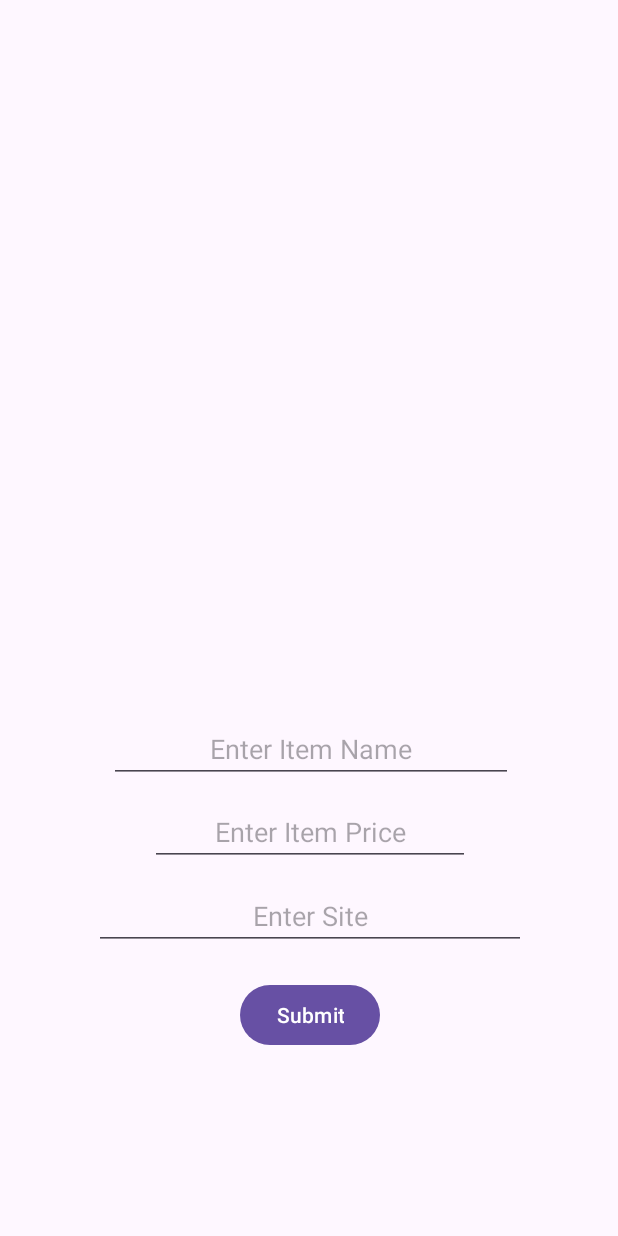
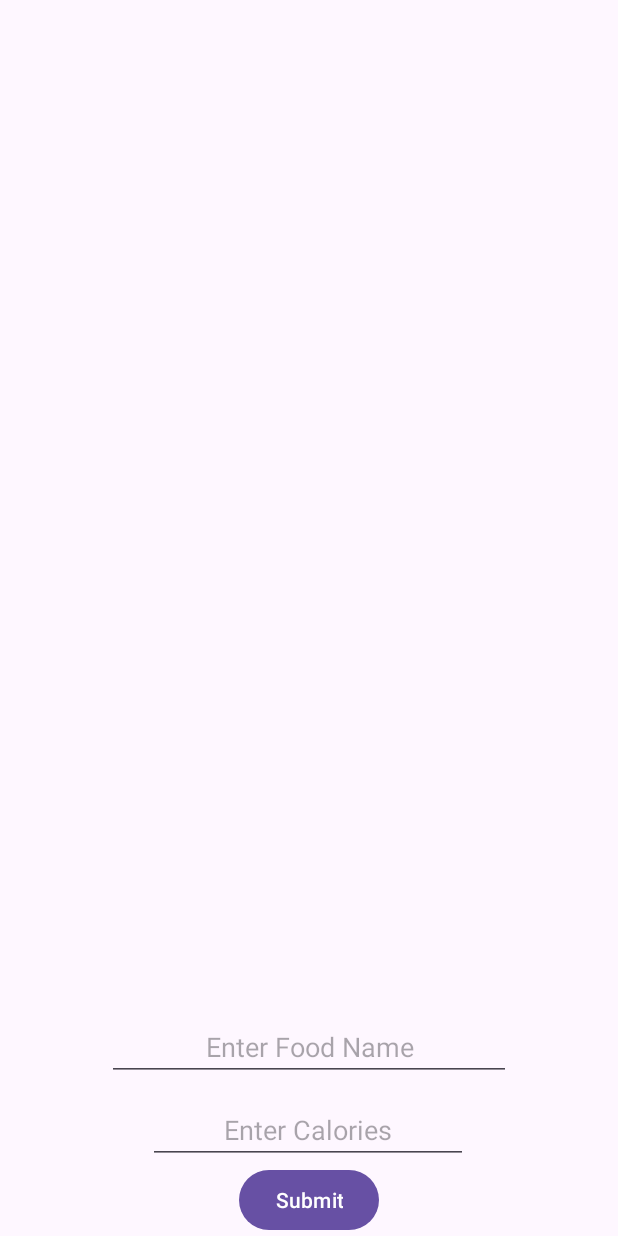
Before and after one commit to DanSmith-glitch/and102BitFit, an Android app: the screen it shows after launch (MainActivity), on a phone screen of 412 x 824 dp. Run offline under Robolectric (Android 15) with nearby library versions, the phone set to English and light mode, and no system bars; our stand-ins replace Room's generated code.

Commit message:
New project files

```diff
--- a/app/src/main/AndroidManifest.xml
+++ b/app/src/main/AndroidManifest.xml
@@ -3,6 +3,7 @@
     xmlns:tools="http://schemas.android.com/tools">
 
     <application
+        android:name=".TrackerApplication"
         android:allowBackup="true"
         android:dataExtractionRules="@xml/data_extraction_rules"
         android:fullBackupContent="@xml/backup_rules"
--- /dev/null
+++ b/app/src/main/java/com/example/wishlisttoo/AppDatabase.kt
@@ -0,0 +1,29 @@
+package com.example.wishlisttoo
+
+import android.content.Context
+import androidx.room.Database
+import androidx.room.Room
+import androidx.room.RoomDatabase
+
+@Database(entities = [TrackerEntity::class], version = 1)
+abstract class AppDatabase : RoomDatabase() {
+
+    abstract fun trackerDao(): TrackerDao
+
+    companion object {
+
+        @Volatile
+        private var INSTANCE: AppDatabase? = null
+
+        fun getInstance(context: Context): AppDatabase =
+            INSTANCE ?: synchronized(this) {
+                INSTANCE ?: buildDatabase(context).also { INSTANCE = it }
+            }
+
+        private fun buildDatabase(context: Context) =
+            Room.databaseBuilder(
+                context.applicationContext,
+                AppDatabase::class.java, "TrackerJacker-db"
+            ).build()
+    }
+}
--- /dev/null
+++ b/app/src/main/java/com/example/wishlisttoo/DisplayTracker.kt
@@ -0,0 +1,6 @@
+package com.example.wishlisttoo
+
+data class DisplayTracker(
+    val itemname: String?,
+    val itemcals: String?
+) : java.io.Serializable
--- a/app/src/main/java/com/example/wishlisttoo/MainActivity.kt
+++ b/app/src/main/java/com/example/wishlisttoo/MainActivity.kt
@@ -1,18 +1,24 @@
 package com.example.wishlisttoo
 
 import android.os.Bundle
+import android.util.Log
 import android.widget.Button
 import android.widget.EditText
 import androidx.activity.enableEdgeToEdge
 import androidx.appcompat.app.AppCompatActivity
 import androidx.core.view.ViewCompat
 import androidx.core.view.WindowInsetsCompat
+import androidx.lifecycle.lifecycleScope
 import androidx.recyclerview.widget.LinearLayoutManager
 import androidx.recyclerview.widget.RecyclerView
+import kotlinx.coroutines.Dispatchers.IO
+import kotlinx.coroutines.launch
 
 class MainActivity : AppCompatActivity() {
-    private var items = mutableListOf<WishListItem>()
-    private lateinit var adapter: WishListAdapter
+    private var items = mutableListOf<DisplayTracker>()
+    private lateinit var adapter: TrackerAdapter
+    private lateinit var db: AppDatabase
+    //private lateinit var trackerRepository: TrackerRepository
 
     override fun onCreate(savedInstanceState: Bundle?) {
         super.onCreate(savedInstanceState)
@@ -23,30 +29,57 @@ class MainActivity : AppCompatActivity() {
             v.setPadding(systemBars.left, systemBars.top, systemBars.right, systemBars.bottom)
             insets
         }
+        db = AppDatabase.getInstance(applicationContext)
+        //trackerRepository = TrackerRepository(db.trackerDao())
+
         val recyclerView = findViewById<RecyclerView>(R.id.wishyrv)
-        adapter = WishListAdapter(items)
+        adapter = TrackerAdapter(items)
         recyclerView.adapter = adapter
         recyclerView.layoutManager = LinearLayoutManager(this)
 
         val Name = findViewById<EditText>(R.id.Name)
-        val price = findViewById<EditText>(R.id.price)
-        val urlsite = findViewById<EditText>(R.id.urlsite)
+        val cals = findViewById<EditText>(R.id.cals)
         val savebutton = findViewById<Button>(R.id.savebutton)
+
+        lifecycleScope.launch {
+            (application as TrackerApplication).db.trackerDao().getAll().collect { databaseList ->
+                databaseList.map { entity ->
+                    DisplayTracker(
+                        entity.itemf,
+                        entity.calos
+                    )
+                }.also { mappedList ->
+                    items.clear()
+                    items.addAll(mappedList)
+                    adapter.notifyDataSetChanged()
+                }
+            }
+        }
+
 
         savebutton.setOnClickListener{
             val itemname = Name.text.toString()
-            val itemprice = price.text.toString()
-            val siteurl = urlsite.text.toString()
+            val itemcals = cals.text.toString()
 
-            if (itemname.isNotBlank() && itemprice.isNotBlank() && siteurl.isNotBlank()){
-                val newItem = WishListItem(itemname, itemprice, siteurl)
+            if (itemname.isNotBlank() && itemcals.isNotBlank()){
+                val newItem = DisplayTracker(itemname, itemcals)
+                lifecycleScope.launch(IO) {
+                (application as TrackerApplication).db.trackerDao().insert(
+                    TrackerEntity(
+                        itemf = newItem.itemname,
+                        calos = newItem.itemcals
+                    )
+                )
+            }
+
                 items.add(newItem)
+
+
 
                 adapter.notifyItemInserted(items.size - 1)
 
                 Name.text.clear()
-                price.text.clear()
-                urlsite.text.clear()
+                cals.text.clear()
             }
         }
     }
--- /dev/null
+++ b/app/src/main/java/com/example/wishlisttoo/TrackerApplication.kt
@@ -0,0 +1,7 @@
+package com.example.wishlisttoo
+
+import android.app.Application
+
+class TrackerApplication : Application() {
+    val db by lazy { AppDatabase.getInstance(this) }
+}
--- /dev/null
+++ b/app/src/main/java/com/example/wishlisttoo/TrackerDao.kt
@@ -0,0 +1,22 @@
+package com.example.wishlisttoo
+
+import androidx.room.Dao
+import androidx.room.Insert
+import androidx.room.Query
+import kotlinx.coroutines.flow.Flow
+
+@Dao
+interface TrackerDao {
+    @Query("SELECT * FROM tracker_table")
+    fun getAll(): Flow<List<TrackerEntity>>
+
+    @Insert
+    fun insertAll(wishlistitems: List<TrackerEntity>)
+
+    @Insert
+    fun insert(trackers: TrackerEntity)
+
+    @Query("DELETE FROM tracker_table")
+    fun deleteAll()
+
+}
--- a/app/src/main/java/com/example/wishlisttoo/WishListItem.kt
+++ b/app/src/main/java/com/example/wishlisttoo/WishListItem.kt
@@ -3,6 +3,5 @@ package com.example.wishlisttoo
 
 class WishListItem (
     val itemname: String,
-    val itemprice: String,
-    val siteurl: String
+    val itemcals: String
 )
--- a/app/src/main/res/layout/activity_main.xml
+++ b/app/src/main/res/layout/activity_main.xml
@@ -4,13 +4,13 @@
     xmlns:tools="http://schemas.android.com/tools"
     android:id="@+id/main"
     android:layout_width="match_parent"
-    android:layout_height="wrap_content"
+    android:layout_height="match_parent"
     tools:context=".MainActivity">
 
     <androidx.recyclerview.widget.RecyclerView
         android:id="@+id/wishyrv"
-        android:layout_width="406dp"
-        android:layout_height="482dp"
+        android:layout_width="0dp"
+        android:layout_height="583dp"
         app:layout_constraintBottom_toBottomOf="@+id/savebutton"
         app:layout_constraintEnd_toEndOf="parent"
         app:layout_constraintHorizontal_bias="0.4"
@@ -22,46 +22,32 @@
         android:id="@+id/Name"
         android:layout_width="269dp"
         android:layout_height="40dp"
+        android:layout_marginTop="6dp"
         android:layout_marginBottom="10dp"
         android:ems="10"
-        android:hint="Enter Item Name"
+        android:hint="Enter Food Name"
         android:inputType="text"
         android:textAlignment="center"
-        app:layout_constraintBottom_toTopOf="@+id/price"
+        app:layout_constraintBottom_toTopOf="@+id/cals"
         app:layout_constraintEnd_toEndOf="parent"
         app:layout_constraintStart_toStartOf="@+id/wishyrv"
         app:layout_constraintTop_toBottomOf="@+id/wishyrv"
         app:layout_constraintVertical_bias="1.0"
-        tools:text="Enter Item Name" />
+        tools:text="Enter Food Name" />
 
     <EditText
-        android:id="@+id/price"
+        android:id="@+id/cals"
         android:layout_width="wrap_content"
         android:layout_height="wrap_content"
-        android:layout_marginBottom="12dp"
         android:ems="10"
-        android:hint="Enter Item Price"
+        android:hint="Enter Calories"
         android:inputType="text"
         android:textAlignment="center"
-        app:layout_constraintBottom_toTopOf="@+id/urlsite"
+        app:layout_constraintBottom_toTopOf="@+id/savebutton"
         app:layout_constraintEnd_toEndOf="@+id/Name"
         app:layout_constraintHorizontal_bias="0.491"
         app:layout_constraintStart_toStartOf="@+id/Name"
-        tools:text="Enter Price" />
-
-    <EditText
-        android:id="@+id/urlsite"
-        android:layout_width="288dp"
-        android:layout_height="44dp"
-        android:layout_marginBottom="19dp"
-        android:ems="10"
-        android:hint="Enter Site"
-        android:inputType="text"
-        android:textAlignment="center"
-        app:layout_constraintBottom_toTopOf="@+id/savebutton"
-        app:layout_constraintEnd_toEndOf="@+id/price"
-        app:layout_constraintStart_toStartOf="@+id/price"
-        tools:text="Enter Site" />
+        tools:text="Enter Calories" />
 
     <Button
         android:id="@+id/savebutton"
@@ -69,7 +55,7 @@
         android:layout_height="wrap_content"
         android:text="Submit"
         app:layout_constraintBottom_toBottomOf="parent"
-        app:layout_constraintEnd_toEndOf="@+id/urlsite"
-        app:layout_constraintStart_toStartOf="@+id/urlsite" />
+        app:layout_constraintEnd_toEndOf="parent"
+        app:layout_constraintStart_toStartOf="parent" />
 
 </androidx.constraintlayout.widget.ConstraintLayout>
```
Also changed, not shown: app/build.gradle.kts (+11 -0 lines), app/src/main/java/com/example/wishlisttoo/TrackerAdapter.kt (renamed from app/src/main/java/com/example/wishlisttoo/WishListAdapter.kt, +4 -7 lines), app/src/main/java/com/example/wishlisttoo/TrackerEntity.kt (added, +12 -0 lines), app/src/main/java/com/example/wishlisttoo/TrackerRepository.kt (added, +15 -0 lines), app/src/main/res/layout/wishlistitem.xml (+16 -19 lines), 380 other files.
